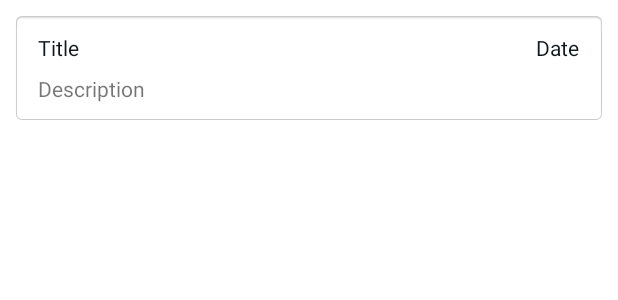
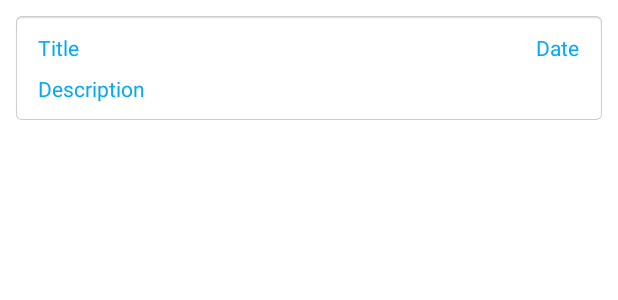
Before and after one commit to vladlenak/SimpleNotes, an Android app: the layout note_item.xml on its own in the app's theme, with its tools: preview values and no code run, on a phone screen of 412 x 824 dp. Shown: the top 300 px of the screen. Run offline under Robolectric (Android 15) with nearby library versions, the phone set to English and light mode, and no system bars.

```diff
--- a/app/src/main/java/akhtemov/vladlen/simplenotes/ui/EditNoteActivity.kt
+++ b/app/src/main/java/akhtemov/vladlen/simplenotes/ui/EditNoteActivity.kt
@@ -61,6 +61,8 @@ class EditNoteActivity : AppCompatActivity() {
             setResult(Activity.RESULT_OK, replyIntent)
 
             finish()
+        } else if (newTitle == title && newDesc == desc) {
+            finish()
         }
     }
 
--- a/app/src/main/res/layout/activity_main.xml
+++ b/app/src/main/res/layout/activity_main.xml
@@ -52,6 +52,7 @@
         android:focusable="true"
         android:src="@drawable/ic_baseline_add_24"
         app:layout_constraintBottom_toBottomOf="parent"
-        app:layout_constraintEnd_toEndOf="parent" />
+        app:layout_constraintEnd_toEndOf="parent"
+        android:backgroundTint="@color/LightBlue500"/>
 
 </androidx.constraintlayout.widget.ConstraintLayout>
--- a/app/src/main/res/layout/note_item.xml
+++ b/app/src/main/res/layout/note_item.xml
@@ -15,7 +15,7 @@
         android:layout_marginStart="8dp"
         android:layout_marginTop="8dp"
         android:text="@string/title"
-        android:textColor="@color/LightBlueSurface"
+        android:textColor="@color/LightBlue500"
         app:layout_constraintStart_toStartOf="parent"
         app:layout_constraintTop_toTopOf="parent" />
 
@@ -29,6 +29,7 @@
         android:ellipsize="end"
         android:maxLines="1"
         android:text="@string/description"
+        android:textColor="@color/LightBlue500"
         app:layout_constraintBottom_toBottomOf="parent"
         app:layout_constraintStart_toStartOf="parent"
         app:layout_constraintTop_toBottomOf="@+id/title_text_view" />
@@ -40,7 +41,7 @@
         android:layout_marginTop="8dp"
         android:layout_marginEnd="8dp"
         android:text="@string/date"
-        android:textColor="@color/LightBlueSurface"
+        android:textColor="@color/LightBlue500"
         app:layout_constraintEnd_toEndOf="parent"
         app:layout_constraintTop_toTopOf="parent" />
 </androidx.constraintlayout.widget.ConstraintLayout>
```
